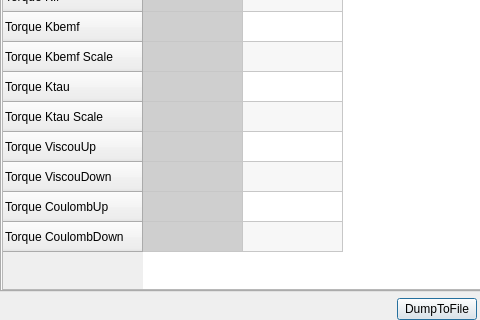
Before: the Qt Designer form src/yarpmotorgui/piddlg.ui in robotology/yarp, drawn with Qt 5; both pictures show x 0 to 480 and y 333 to 653 of the 735 by 653 pixel window.
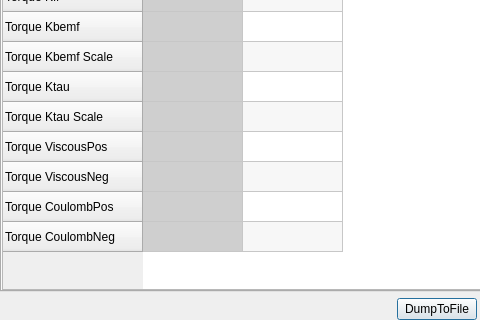
After: the same form once the commit is applied.

Commit message: Fix motorgui segmentation fault when PID button is pushed

```diff
--- a/src/yarpmotorgui/piddlg.ui
+++ b/src/yarpmotorgui/piddlg.ui
@@ -918,22 +918,22 @@
          </row>
          <row>
           <property name="text">
-           <string>Torque ViscouUp</string>
+           <string>Torque ViscousPos</string>
           </property>
          </row>
          <row>
           <property name="text">
-           <string>Torque ViscouDown</string>
+           <string>Torque ViscousNeg</string>
           </property>
          </row>
          <row>
           <property name="text">
-           <string>Torque CoulombUp</string>
+           <string>Torque CoulombPos</string>
           </property>
          </row>
          <row>
           <property name="text">
-           <string>Torque CoulombDown</string>
+           <string>Torque CoulombNeg</string>
           </property>
          </row>
          <column>
@@ -1423,6 +1423,9 @@
           </property>
          </item>
          <item row="14" column="0">
+          <property name="text">
+           <string/>
+          </property>
           <property name="background">
            <brush brushstyle="SolidPattern">
             <color alpha="255">
@@ -1445,7 +1448,15 @@
            <set>ItemIsEnabled</set>
           </property>
          </item>
+         <item row="14" column="1">
+          <property name="flags">
+           <set>ItemIsSelectable|ItemIsEditable|ItemIsDragEnabled|ItemIsUserCheckable|ItemIsEnabled</set>
+          </property>
+         </item>
          <item row="15" column="0">
+          <property name="text">
+           <string/>
+          </property>
           <property name="background">
            <brush brushstyle="SolidPattern">
             <color alpha="255">
@@ -1468,7 +1479,15 @@
            <set>ItemIsEnabled</set>
           </property>
          </item>
+         <item row="15" column="1">
+          <property name="flags">
+           <set>ItemIsSelectable|ItemIsEditable|ItemIsDragEnabled|ItemIsUserCheckable|ItemIsEnabled</set>
+          </property>
+         </item>
          <item row="16" column="0">
+          <property name="text">
+           <string/>
+          </property>
           <property name="background">
            <brush brushstyle="SolidPattern">
             <color alpha="255">
@@ -1491,7 +1510,15 @@
            <set>ItemIsEnabled</set>
           </property>
          </item>
+         <item row="16" column="1">
+          <property name="flags">
+           <set>ItemIsSelectable|ItemIsEditable|ItemIsDragEnabled|ItemIsUserCheckable|ItemIsEnabled</set>
+          </property>
+         </item>
          <item row="17" column="0">
+          <property name="text">
+           <string/>
+          </property>
           <property name="background">
            <brush brushstyle="SolidPattern">
             <color alpha="255">
@@ -1514,6 +1541,11 @@
            <set>ItemIsEnabled</set>
           </property>
          </item>
+         <item row="17" column="1">
+          <property name="flags">
+           <set>ItemIsSelectable|ItemIsEditable|ItemIsDragEnabled|ItemIsUserCheckable|ItemIsEnabled</set>
+          </property>
+         </item>
         </widget>
        </item>
       </layout>
```
